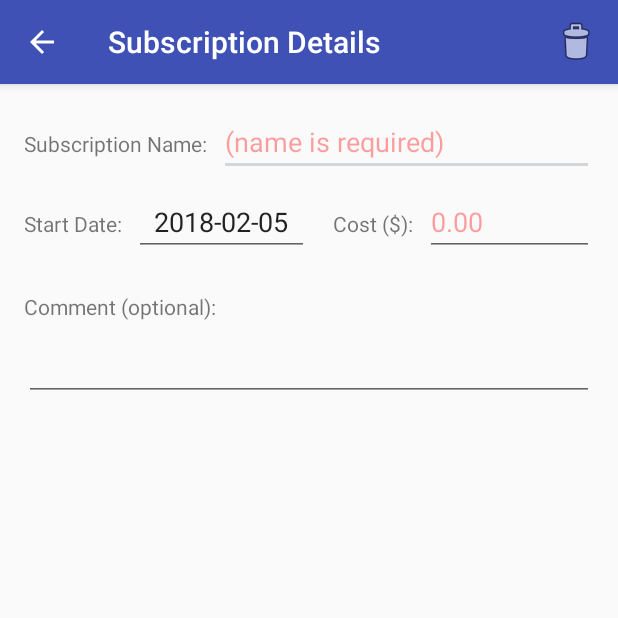
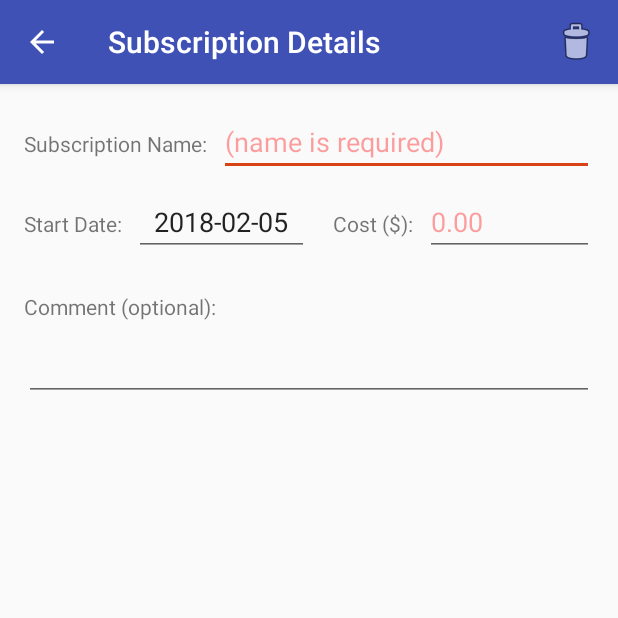
Before and after one commit to devonupton/douptonSubBook, an Android app: the SubDetailsActivity screen opened directly, with no data from a screen before it, on a phone screen of 412 x 824 dp, the top half of it. Run offline under Robolectric (Android 15) with nearby library versions, the phone set to English and light mode, and no system bars.

Commit message:
Changed colours

```diff
--- a/app/src/main/java/com/doupton/douptonsubbook/SubDetailsActivity.java
+++ b/app/src/main/java/com/doupton/douptonsubbook/SubDetailsActivity.java
@@ -186,6 +186,8 @@ public class SubDetailsActivity extends AppCompatActivity {
     @Override
     public boolean onOptionsItemSelected(MenuItem item) {
         if (item.getItemId() == R.id.deleteButton){
+            this.canceled = true;
+
             if (this.current != null){
                 MyApplication.subList.remove(current);
                 Toast deleteToast = Toast.makeText(this, "Deleted", Toast.LENGTH_SHORT);
--- a/app/src/main/res/layout/activity_sub_book_main.xml
+++ b/app/src/main/res/layout/activity_sub_book_main.xml
@@ -34,6 +34,7 @@
             android:layout_marginTop="8dp"
             android:maxLines="1"
             android:textAlignment="viewEnd"
+            android:textColor="@android:color/white"
             android:textSize="30sp"
             app:layout_constraintBottom_toBottomOf="parent"
             app:layout_constraintEnd_toEndOf="parent"
@@ -49,6 +50,7 @@
             android:layout_marginStart="16dp"
             android:maxLines="1"
             android:text="@string/total"
+            android:textColor="@android:color/white"
             android:textSize="24sp"
             app:layout_constraintBottom_toBottomOf="parent"
             app:layout_constraintStart_toStartOf="parent"
--- a/app/src/main/res/values/colors.xml
+++ b/app/src/main/res/values/colors.xml
@@ -2,6 +2,6 @@
 <resources>
     <color name="colorPrimary">#3F51B5</color>
     <color name="colorPrimaryDark">#303F9F</color>
-    <color name="colorAccent">#d2d6d9</color>
+    <color name="colorAccent">#d84315</color>
     <color name="validationHint">#60ff0000</color>
 </resources>
```
Also changed, not shown: 1 other file.
